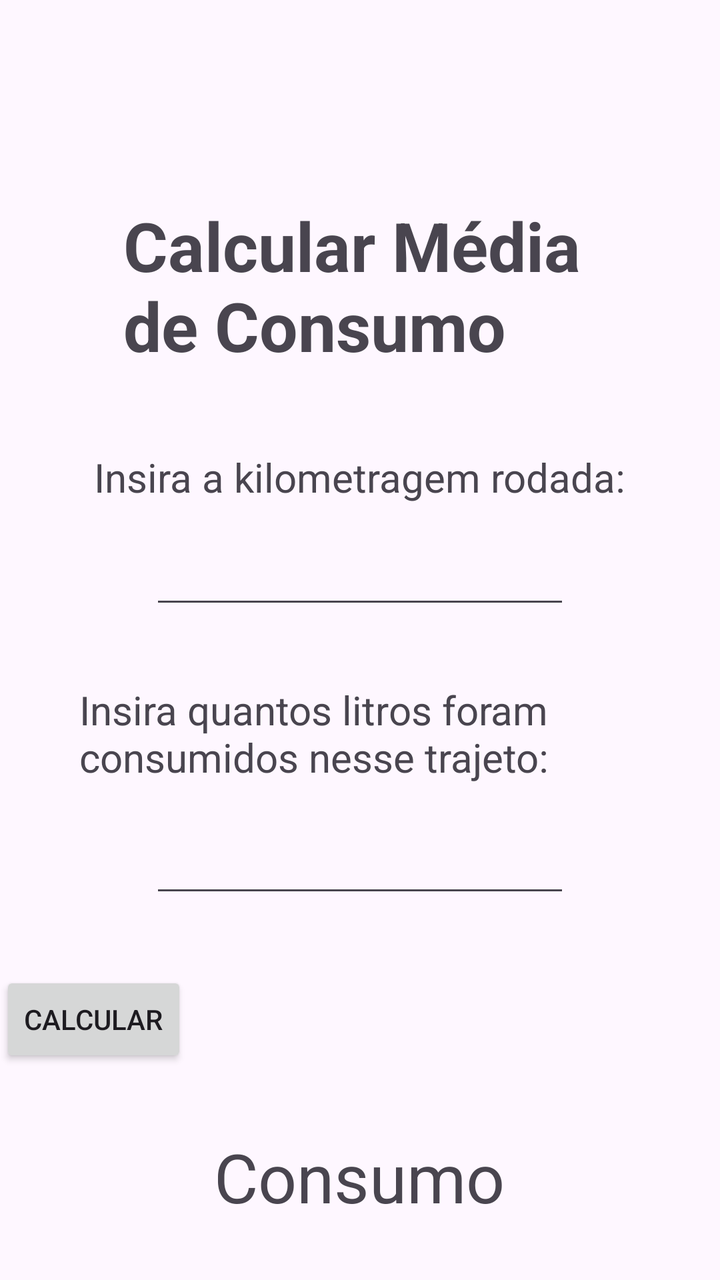
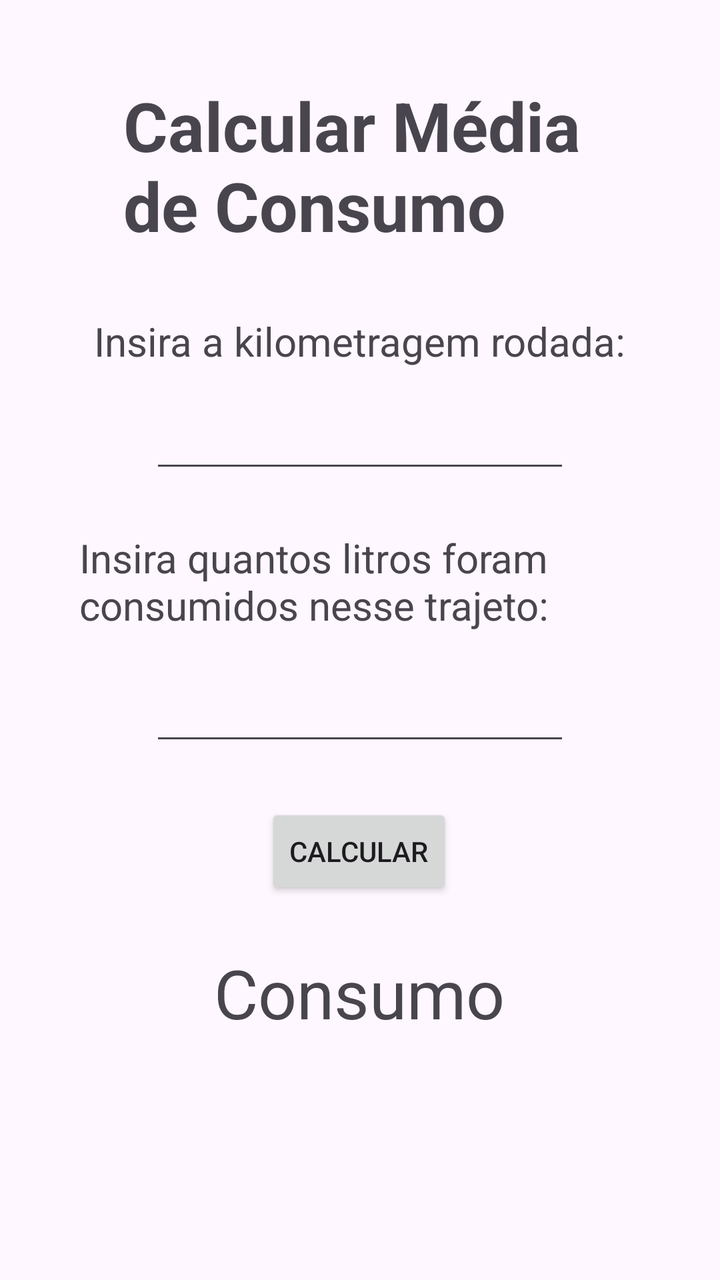

The first picture is an Android layout as it rendered before a commit; the second is the same layout after the commit. The layout source and the unified diff follow.
<!-- AndroidManifest.xml: application theme Theme.HelpFuel -->
<!-- res/layout/activity_calcular_media.xml -->
<?xml version="1.0" encoding="utf-8"?>
<androidx.constraintlayout.widget.ConstraintLayout xmlns:android="http://schemas.android.com/apk/res/android"
    xmlns:app="http://schemas.android.com/apk/res-auto"
    xmlns:tools="http://schemas.android.com/tools"
    android:id="@+id/main"
    android:layout_width="match_parent"
    android:layout_height="match_parent"
    tools:context=".calcularMedia">

    <TextView
        android:id="@+id/textView2"
        android:layout_width="237dp"
        android:layout_height="93dp"
        android:layout_marginTop="100dp"
        android:text="Calcular Média de Consumo"
        android:textAlignment="center"
        android:textSize="34sp"
        android:textStyle="bold"
        app:layout_constraintEnd_toEndOf="parent"
        app:layout_constraintStart_toStartOf="parent"
        app:layout_constraintTop_toTopOf="parent" />

    <TextView
        android:id="@+id/textView3"
        android:layout_width="wrap_content"
        android:layout_height="wrap_content"
        android:layout_marginTop="32dp"
        android:text="Insira a kilometragem rodada:"
        android:textAlignment="center"
        android:textSize="20sp"
        app:layout_constraintEnd_toEndOf="parent"
        app:layout_constraintStart_toStartOf="parent"
        app:layout_constraintTop_toBottomOf="@+id/textView2" />

    <EditText
        android:id="@+id/kmRodado"
        android:layout_width="wrap_content"
        android:layout_height="wrap_content"
        android:layout_marginTop="16dp"
        android:ems="10"
        android:inputType="numberDecimal"
        app:layout_constraintEnd_toEndOf="parent"
        app:layout_constraintStart_toStartOf="parent"
        app:layout_constraintTop_toBottomOf="@+id/textView3" />

    <TextView
        android:id="@+id/textView4"
        android:layout_width="281dp"
        android:layout_height="55dp"
        android:layout_marginTop="32dp"
        android:text="Insira quantos litros foram consumidos nesse trajeto:"
        android:textAlignment="center"
        android:textSize="20sp"
        app:layout_constraintEnd_toEndOf="parent"
        app:layout_constraintStart_toStartOf="parent"
        app:layout_constraintTop_toBottomOf="@+id/kmRodado" />

    <EditText
        android:id="@+id/litrosConsumidos"
        android:layout_width="wrap_content"
        android:layout_height="wrap_content"
        android:layout_marginTop="16dp"
        android:ems="10"
        android:inputType="numberDecimal"
        app:layout_constraintEnd_toEndOf="parent"
        app:layout_constraintStart_toStartOf="parent"
        app:layout_constraintTop_toBottomOf="@+id/textView4" />

    <Button
        android:id="@+id/button"
        android:layout_width="wrap_content"
        android:layout_height="wrap_content"
        android:layout_marginTop="32dp"
        android:text="Calcular"
        app:layout_constraintTop_toBottomOf="@+id/litrosConsumidos"
        tools:layout_editor_absoluteX="155dp" />

    <TextView
        android:id="@+id/mediaConsumo"
        android:layout_width="wrap_content"
        android:layout_height="wrap_content"
        android:layout_marginTop="32dp"
        android:text="Consumo"
        android:textAlignment="center"
        android:textSize="34sp"
        app:layout_constraintEnd_toEndOf="parent"
        app:layout_constraintHorizontal_bias="0.498"
        app:layout_constraintStart_toStartOf="parent"
        app:layout_constraintTop_toBottomOf="@+id/button" />

</androidx.constraintlayout.widget.ConstraintLayout>
<!-- resources referenced by this layout -->
<resources>
  <style name="Theme.HelpFuel" parent="Base.Theme.HelpFuel" />
  <style name="Base.Theme.HelpFuel" parent="Theme.Material3.DayNight.NoActionBar">
          
          
      </style>
</resources>

<!-- the commit's change to res/layout/activity_calcular_media.xml (unified diff, before → after) -->
@@ -11,7 +11,7 @@
         android:id="@+id/textView2"
         android:layout_width="237dp"
         android:layout_height="93dp"
-        android:layout_marginTop="100dp"
+        android:layout_marginTop="40dp"
         android:text="Calcular Média de Consumo"
         android:textAlignment="center"
         android:textSize="34sp"
@@ -24,7 +24,7 @@
         android:id="@+id/textView3"
         android:layout_width="wrap_content"
         android:layout_height="wrap_content"
-        android:layout_marginTop="32dp"
+        android:layout_marginTop="24dp"
         android:text="Insira a kilometragem rodada:"
         android:textAlignment="center"
         android:textSize="20sp"
@@ -47,7 +47,7 @@
         android:id="@+id/textView4"
         android:layout_width="281dp"
         android:layout_height="55dp"
-        android:layout_marginTop="32dp"
+        android:layout_marginTop="24dp"
         android:text="Insira quantos litros foram consumidos nesse trajeto:"
         android:textAlignment="center"
         android:textSize="20sp"
@@ -70,16 +70,19 @@
         android:id="@+id/button"
         android:layout_width="wrap_content"
         android:layout_height="wrap_content"
-        android:layout_marginTop="32dp"
+        android:layout_marginTop="24dp"
+        android:onClick="calcularMediaConsumo"
         android:text="Calcular"
-        app:layout_constraintTop_toBottomOf="@+id/litrosConsumidos"
-        tools:layout_editor_absoluteX="155dp" />
+        app:layout_constraintEnd_toEndOf="parent"
+        app:layout_constraintHorizontal_bias="0.498"
+        app:layout_constraintStart_toStartOf="parent"
+        app:layout_constraintTop_toBottomOf="@+id/litrosConsumidos" />
 
     <TextView
         android:id="@+id/mediaConsumo"
         android:layout_width="wrap_content"
         android:layout_height="wrap_content"
-        android:layout_marginTop="32dp"
+        android:layout_marginTop="24dp"
         android:text="Consumo"
         android:textAlignment="center"
         android:textSize="34sp"
